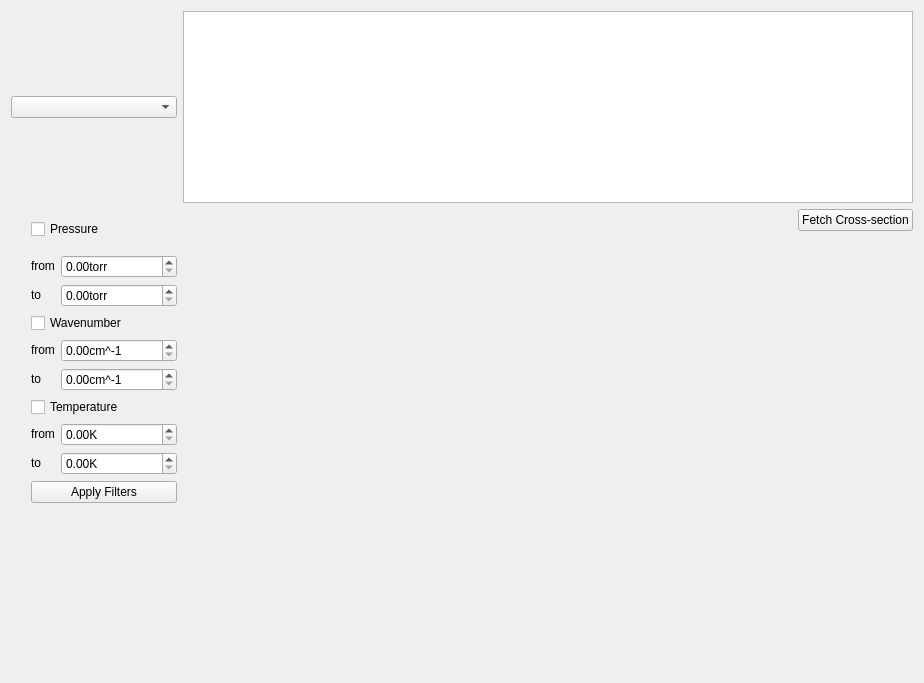
Before: the Qt Designer form layouts/cross_section_widget.ui in hitranonline/hapiest, drawn with Qt 5.
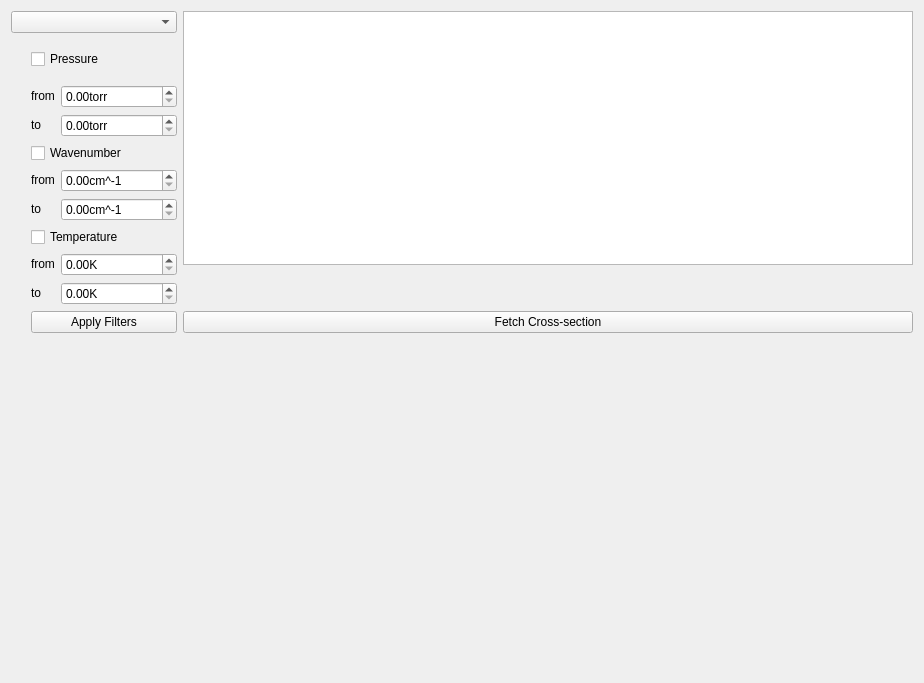
After: the same form once the commit is applied.

Commit message: Can now select more than one cross section at the same time.

```diff
--- a/layouts/cross_section_widget.ui
+++ b/layouts/cross_section_widget.ui
@@ -14,50 +14,6 @@
    <string>Form</string>
   </property>
   <layout class="QGridLayout" name="gridLayout_2">
-   <item row="2" column="1">
-    <layout class="QVBoxLayout" name="verticalLayout_2">
-     <item>
-      <layout class="QHBoxLayout" name="horizontalLayout">
-       <item>
-        <spacer name="horizontalSpacer">
-         <property name="orientation">
-          <enum>Qt::Horizontal</enum>
-         </property>
-         <property name="sizeHint" stdset="0">
-          <size>
-           <width>0</width>
-           <height>0</height>
-          </size>
-         </property>
-        </spacer>
-       </item>
-       <item>
-        <widget class="QPushButton" name="fetch_button">
-         <property name="text">
-          <string>Fetch Cross-section</string>
-         </property>
-        </widget>
-       </item>
-      </layout>
-     </item>
-     <item>
-      <spacer name="verticalSpacer">
-       <property name="orientation">
-        <enum>Qt::Vertical</enum>
-       </property>
-       <property name="sizeHint" stdset="0">
-        <size>
-         <width>20</width>
-         <height>40</height>
-        </size>
-       </property>
-      </spacer>
-     </item>
-    </layout>
-   </item>
-   <item row="0" column="0">
-    <widget class="QComboBox" name="molecule"/>
-   </item>
    <item row="2" column="0">
     <layout class="QGridLayout" name="gridLayout">
      <item row="1" column="2">
@@ -269,8 +225,45 @@
      </property>
     </spacer>
    </item>
-   <item row="0" column="1">
-    <widget class="QListWidget" name="cross_section"/>
+   <item row="1" column="0">
+    <widget class="QComboBox" name="molecule"/>
+   </item>
+   <item row="1" column="1" rowspan="2">
+    <layout class="QGridLayout" name="gridLayout_4">
+     <item row="0" column="0">
+      <widget class="QListWidget" name="cross_section_list">
+       <property name="sizePolicy">
+        <sizepolicy hsizetype="Expanding" vsizetype="Preferred">
+         <horstretch>0</horstretch>
+         <verstretch>0</verstretch>
+        </sizepolicy>
+       </property>
+      </widget>
+     </item>
+     <item row="2" column="0">
+      <widget class="QPushButton" name="fetch_button">
+       <property name="text">
+        <string>Fetch Cross-section</string>
+       </property>
+      </widget>
+     </item>
+     <item row="1" column="0">
+      <spacer name="verticalSpacer">
+       <property name="orientation">
+        <enum>Qt::Vertical</enum>
+       </property>
+       <property name="sizeType">
+        <enum>QSizePolicy::Preferred</enum>
+       </property>
+       <property name="sizeHint" stdset="0">
+        <size>
+         <width>20</width>
+         <height>40</height>
+        </size>
+       </property>
+      </spacer>
+     </item>
+    </layout>
    </item>
   </layout>
  </widget>
```
Left out of the diff: 160 changed lines with no effect on the pictures. The commit also changes 6 other files.
